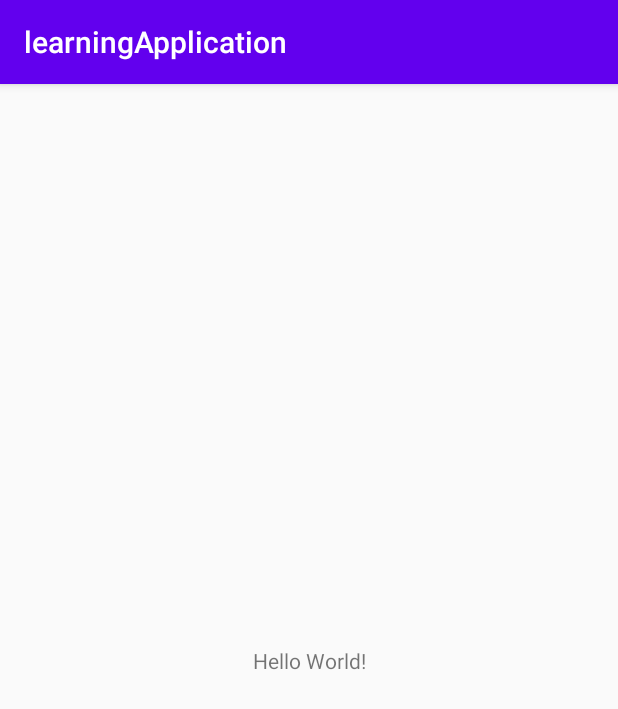
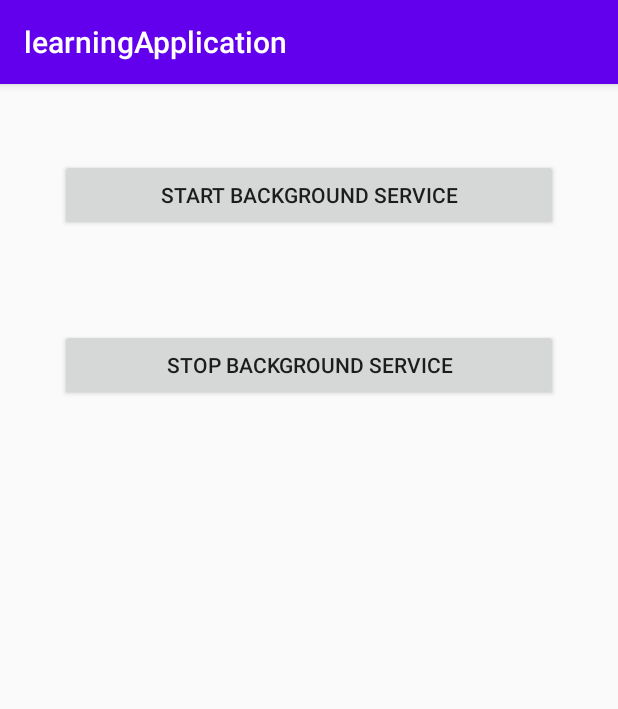
Before and after one commit to rohanbhatia56/learningApplication, an Android app: the screen it shows after launch (MainActivity), on a phone screen of 412 x 824 dp. Shown: the top 709 px of the screen. Run offline under Robolectric (Android 15) with nearby library versions, the phone set to English and light mode, and no system bars.

Commit message:
start, stop service

```diff
--- a/app/src/main/AndroidManifest.xml
+++ b/app/src/main/AndroidManifest.xml
@@ -16,6 +16,7 @@
                 <category android:name="android.intent.category.LAUNCHER" />
             </intent-filter>
         </activity>
+        <service android:name=".MyBackgroundService"/>
     </application>
 
 </manifest>
--- a/app/src/main/res/layout/activity_main.xml
+++ b/app/src/main/res/layout/activity_main.xml
@@ -1,18 +1,29 @@
 <?xml version="1.0" encoding="utf-8"?>
-<androidx.constraintlayout.widget.ConstraintLayout xmlns:android="http://schemas.android.com/apk/res/android"
+<RelativeLayout xmlns:android="http://schemas.android.com/apk/res/android"
+    android:id="@+id/activity_main"
     xmlns:app="http://schemas.android.com/apk/res-auto"
     xmlns:tools="http://schemas.android.com/tools"
     android:layout_width="match_parent"
     android:layout_height="match_parent"
+    android:padding="40dp"
     tools:context=".MainActivity">
 
-    <TextView
-        android:layout_width="wrap_content"
+    <Button
+        android:id="@+id/btnStartStartedService"
+        android:layout_width="match_parent"
         android:layout_height="wrap_content"
-        android:text="Hello World!"
-        app:layout_constraintBottom_toBottomOf="parent"
-        app:layout_constraintLeft_toLeftOf="parent"
-        app:layout_constraintRight_toRightOf="parent"
-        app:layout_constraintTop_toTopOf="parent" />
+        android:layout_marginTop="10dp"
+        android:onClick="startBackgroundService"
+        android:text="Start Background Service" />
 
-</androidx.constraintlayout.widget.ConstraintLayout>
+    <Button
+        android:id="@+id/btnStopStartedService"
+        android:layout_width="match_parent"
+        android:layout_height="wrap_content"
+        android:layout_alignTop="@+id/btnStartStartedService"
+        android:layout_marginTop="113dp"
+        android:onClick="stopBackgroundService"
+        android:text="Stop Background Service" />
+
+
+</RelativeLayout>
```
Also changed, not shown: app/src/main/java/com/upstream/learningapplication/MainActivity.java (+12 -0 lines), app/src/main/java/com/upstream/learningapplication/MyBackgroundService.java (added, +37 -0 lines).
